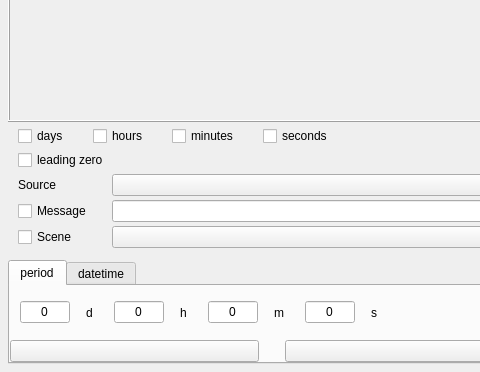
Above: src/CountdownTimer.ui from ashmanix/obs-plugin-countdown before the change; both pictures show x 0 to 480 and y 127 to 499 of the 818 by 499 pixel window. Below: the same form after it.
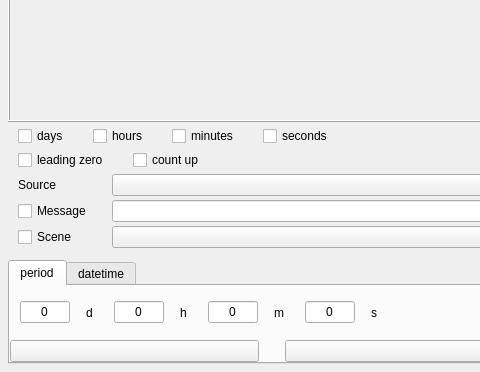
That is the form after the change.

Commit message: Added UI elements for count up feature

The edit to the form file:
```diff
--- a/src/CountdownTimer.ui
+++ b/src/CountdownTimer.ui
@@ -181,7 +181,7 @@
     </layout>
    </item>
    <item>
-    <layout class="QHBoxLayout" name="selectTimeFormatLayout" stretch="0,0">
+    <layout class="QHBoxLayout" name="selectTimeFormatLayout" stretch="0,0,0,0">
      <property name="spacing">
       <number>-1</number>
      </property>
@@ -210,6 +210,29 @@
        </property>
       </widget>
      </item>
+     <item>
+      <spacer name="horizontalSpacer">
+       <property name="orientation">
+        <enum>Qt::Horizontal</enum>
+       </property>
+       <property name="sizeType">
+        <enum>QSizePolicy::Fixed</enum>
+       </property>
+       <property name="sizeHint" stdset="0">
+        <size>
+         <width>20</width>
+         <height>20</height>
+        </size>
+       </property>
+      </spacer>
+     </item>
+     <item>
+      <widget class="QCheckBox" name="countUpCheckBox">
+       <property name="text">
+        <string>count up</string>
+       </property>
+      </widget>
+     </item>
      <item>
       <spacer name="horizontalSpacer_4">
        <property name="orientation">
```
The commit also changes 6 other files.
